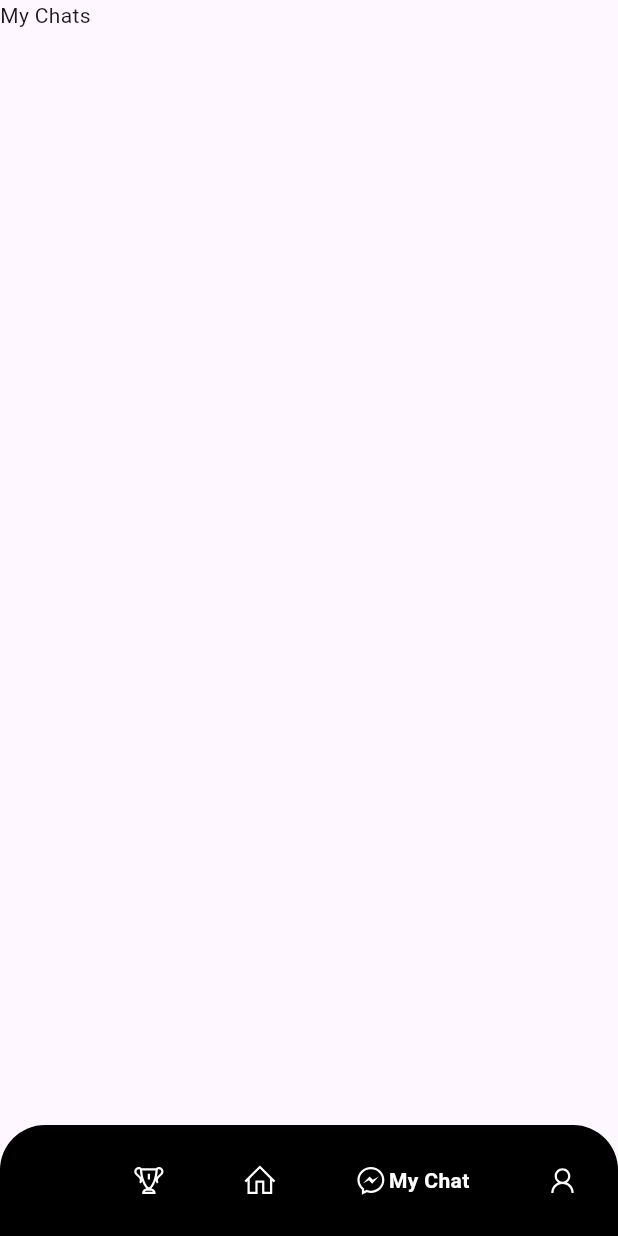
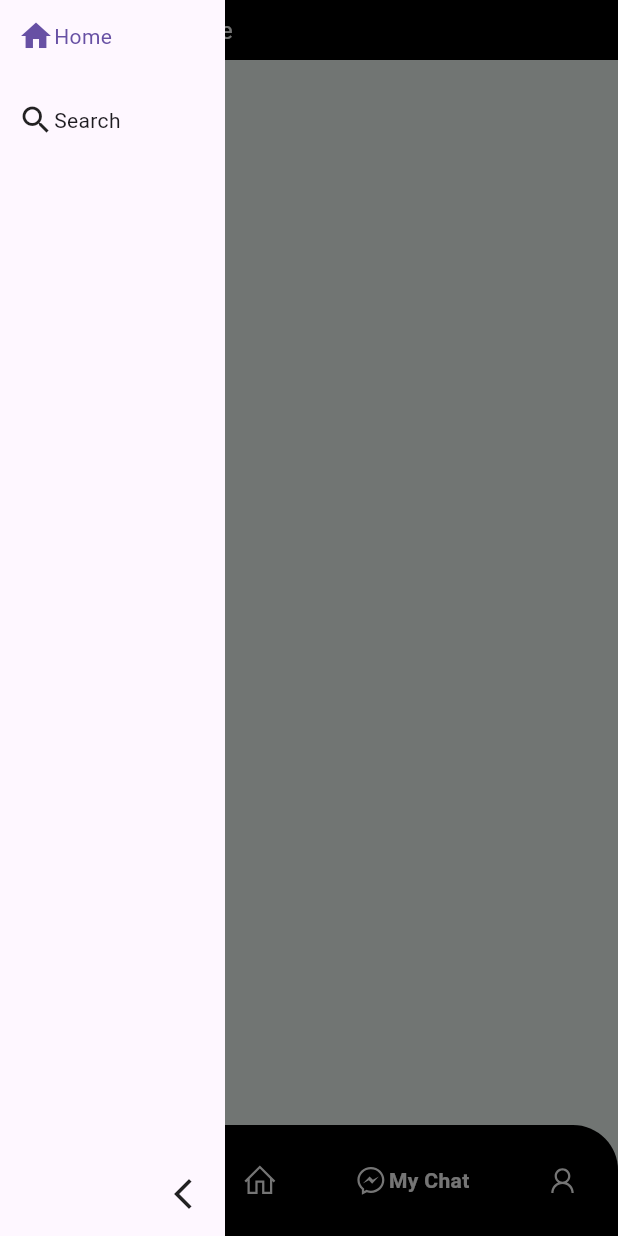
Before and after one commit to danielprinceD/energy_conserver_mobile, a Flutter app: the screen it shows after launch, item 3 of the bottom bar chosen, with the side drawer open (before the commit the screen has no drawer), on a phone screen of 412 x 824 dp. Run offline on Flutter 3.47's test engine with Material 3 defaults, Android fonts, the phone set to English and light mode, and no system bars; drawn by our look-alikes of google_nav_bar, sidebarx; our stand-ins replace line_icons.

Commit message:
feat:added sidebar

```diff
--- a/lib/app-util.dart
+++ b/lib/app-util.dart
@@ -9,12 +9,14 @@ import 'package:line_icons/line_icons.dart';
 class AppData{
 
     static const String appTitle = "Energy Conserver";
+    static const int bgColor = 0x99EEFFF6;
     static const List pages = [
         MyDuty(),
         HomePage(),
         MyChats() ,
         MyProfile()
     ];
+    static const int pageStartsFrom = 1;
 }
 
 class NavBarUtil{
--- /dev/null
+++ b/lib/components/slider.dart
@@ -0,0 +1,25 @@
+import 'package:flutter/material.dart';
+import 'package:sidebarx/sidebarx.dart';
+
+class MySlider extends StatefulWidget {
+  const MySlider({super.key});
+
+  @override
+  State<MySlider> createState() => _MySliderState();
+}
+
+class _MySliderState extends State<MySlider> {
+  @override
+  Widget build(BuildContext context) {
+    return SizedBox(
+        width : 150,
+        child: SidebarX(
+        controller: SidebarXController(selectedIndex: 0 , extended:  true),
+        items: const [
+          SidebarXItem(icon: Icons.home, label: 'Home'),
+          SidebarXItem(icon: Icons.search, label: 'Search'),
+        ],
+            ),
+      );;
+  }
+}
--- a/lib/pages/home.dart
+++ b/lib/pages/home.dart
@@ -1,15 +1,29 @@
+
 import 'package:flutter/material.dart';
 
 class HomePage extends StatefulWidget {
-  const HomePage({super.key});
-
+  const HomePage({super.key  });
   @override
   State<HomePage> createState() => _HomePageState();
 }
 
+
+
 class _HomePageState extends State<HomePage> {
+
   @override
   Widget build(BuildContext context) {
-    return Container(child: Text("Home Page"),);
+    return const SafeArea(
+      child : Column(
+        children: [
+          Row(
+            children: [
+
+            ]
+          )
+
+        ],
+      )
+    );
   }
 }
--- a/lib/pages/main.dart
+++ b/lib/pages/main.dart
@@ -1,6 +1,7 @@
 
 import 'package:energy_conserver_mobile/app-util.dart';
 import 'package:energy_conserver_mobile/components/navBar.dart';
+import 'package:energy_conserver_mobile/components/slider.dart';
 import 'package:flutter/material.dart';
 
 
@@ -13,15 +14,27 @@ class MainPage extends StatefulWidget {
 
 class _MainPageState extends State<MainPage> {
 
-  int selectedIndex = 0;
-
+  int selectedIndex = AppData.pageStartsFrom;
+  final GlobalKey<ScaffoldState> _scaffoldKey = GlobalKey<ScaffoldState>();
   @override
   Widget build(BuildContext context) {
-    return SafeArea(
-      child: Scaffold(
+    return Scaffold(
+      key: _scaffoldKey,
+      appBar: AppBar(
+      toolbarHeight: 40,
+      backgroundColor: NavBarUtil.bgColor,
+      title: Text("Home Page" , style: TextStyle(fontSize: 16 , color: NavBarUtil.color),),
+      leading: IconButton(
+        icon: const Icon(Icons.menu , color: NavBarUtil.color,),
+        onPressed: () {
+         _scaffoldKey.currentState?.openDrawer(); // Open the drawer when menu is pressed
+        },
+      ),
+    ),
+
 
         body: AppData.pages[selectedIndex]  ,
-
+        backgroundColor: const Color(AppData.bgColor),
         bottomNavigationBar : NavBar(
           currentIndex : selectedIndex,
           onTap: (index) => {
@@ -30,8 +43,8 @@ class _MainPageState extends State<MainPage> {
             })
           },
         ),
+      drawer: const MySlider()
 
-      ),
     );
   }
 }
```
Also changed, not shown: pubspec.yaml (+3 -4 lines), asserts/images/data_viewer.svg (added), pubspec.lock. Lines whose indentation alone changed are shown as unchanged.
